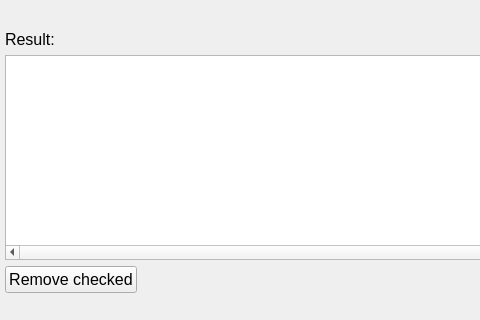
Qt form mainwindow.ui (yastrov/DirWizard) before a commit; both pictures show x 0 to 480 and y 239 to 559 of the 800 by 559 pixel window.
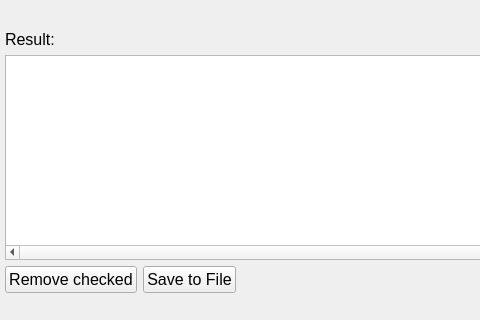
The same form after that commit.

Commit message: Feature for save result files list to file added.

Diff of the .ui file:
```diff
--- a/mainwindow.ui
+++ b/mainwindow.ui
@@ -453,6 +453,16 @@
              </property>
             </widget>
            </item>
+           <item>
+            <widget class="QPushButton" name="pushButton_Save_From_Table">
+             <property name="toolTip">
+              <string>Save items from table to file.</string>
+             </property>
+             <property name="text">
+              <string>Save to File</string>
+             </property>
+            </widget>
+           </item>
            <item>
             <spacer name="horizontalSpacer">
              <property name="orientation">
```
The commit also changes 2 other files.
